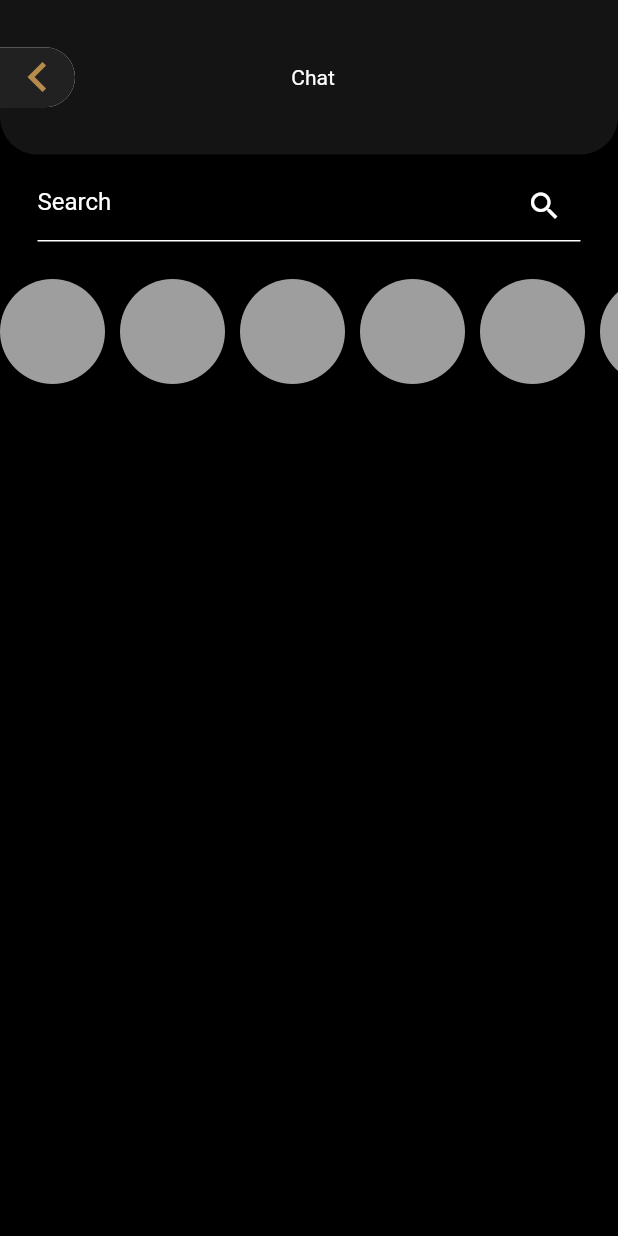
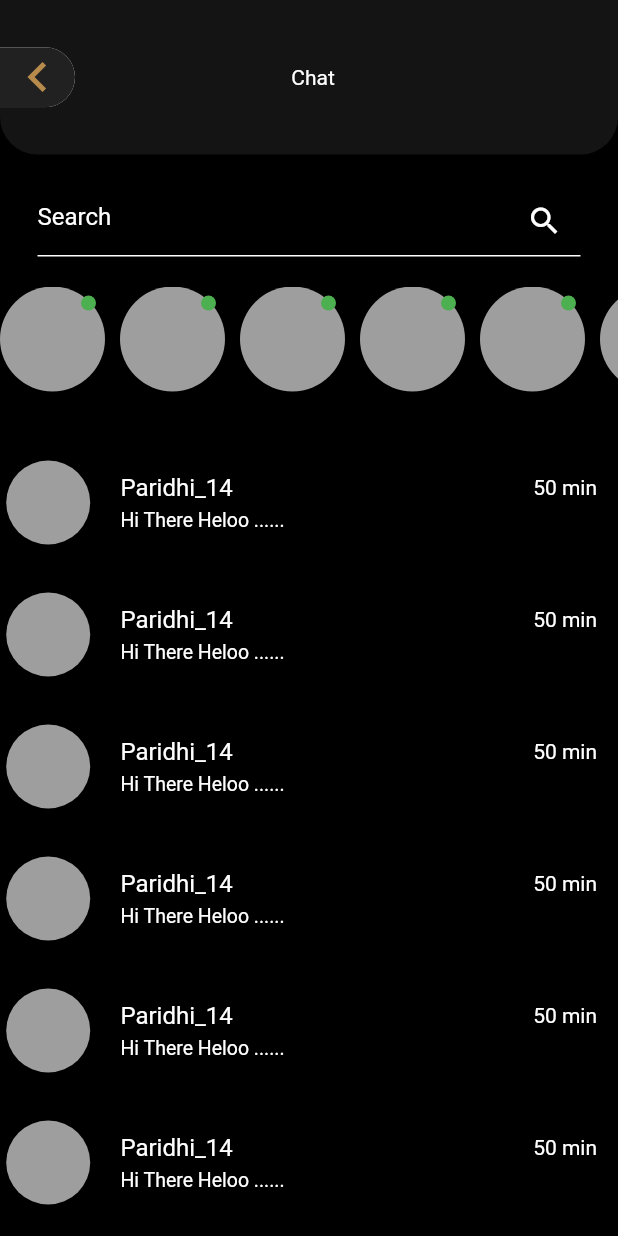
Before and after one commit to meetamin-19/ChatScreen, a Flutter app: the screen it shows after launch, on a phone screen of 412 x 824 dp. Run offline on Flutter 3.47's test engine with Material 2 defaults, Android fonts, the phone set to English and light mode, and no system bars.

Commit message:
Basic UI completed

```diff
--- a/lib/main.dart
+++ b/lib/main.dart
@@ -32,27 +32,42 @@ class MyHomePage extends StatefulWidget {
 // Color(0xff141414)
 
 class _MyHomePageState extends State<MyHomePage> {
+  bool check = true;
+  final FocusNode _focus = FocusNode();
+  final _searchController = TextEditingController();
+
+  @override
+  void initState() {
+    super.initState();
+    _focus.addListener(_onFocusChange);
+  }
+
+  @override
+  void dispose() {
+    super.dispose();
+    _focus.removeListener(_onFocusChange);
+    _focus.dispose();
+  }
+
+  void _onFocusChange() {
+    check = !check;
+    debugPrint("Focus: ${_focus.hasFocus.toString()}");
+  }
+
   @override
   Widget build(BuildContext context) {
     return SafeArea(
       child: Scaffold(
         backgroundColor: Colors.black,
         body: CustomScrollView(
+          keyboardDismissBehavior: ScrollViewKeyboardDismissBehavior.onDrag,
           slivers: [
             SliverAppBar(
               backgroundColor: Colors.black,
               collapsedHeight: 171,
-              // backgroundColor: Colors.,
-              // pinned: true,
               floating: true,
-              // title: const Text("Chat"),
-              // centerTitle: true,
-              // leading:
-              expandedHeight: 151,
-
               flexibleSpace: FlexibleSpaceBar(
                 background: Column(
-                  // mainAxisAlignment: MainAxisAlignment.end,
                   children: [
                     Container(
                       // padding: EdgeInsets.only(top: 20),
@@ -91,18 +106,20 @@ class _MyHomePageState extends State<MyHomePage> {
                         ],
                       ),
                     ),
-                    const Padding(
-                      padding: EdgeInsets.only(
-                          left: 25, right: 25, top: 10, bottom: 0),
+                    Padding(
+                      padding: const EdgeInsets.only(
+                          left: 25, right: 25, top: 20),
                       child: TextField(
-                        decoration: InputDecoration(
+                        focusNode: _focus,
+                        controller: _searchController,
+                        decoration: const InputDecoration(
                           hintText: "Search",
                           hintStyle: TextStyle(color: Colors.white),
                           enabledBorder: UnderlineInputBorder(
                             borderSide: BorderSide(color: Colors.white),
                           ),
                           focusedBorder: UnderlineInputBorder(
-                              borderSide: BorderSide(color: Colors.white)),
+                              borderSide: BorderSide(color: Colors.grey)),
                           suffixIcon: Icon(
                             Icons.search,
                             color: Colors.white,
@@ -118,6 +135,9 @@ class _MyHomePageState extends State<MyHomePage> {
                 ),
               ),
             ),
+            SliverToBoxAdapter(
+              child: SizedBox(height: 10,)
+            ),
             SliverAppBar(
               backgroundColor: Colors.black,
               pinned: true,
@@ -129,11 +149,27 @@ class _MyHomePageState extends State<MyHomePage> {
                     scrollDirection: Axis.horizontal,
                     itemCount: 10,
                     itemBuilder: (BuildContext context, int index) {
-                      return Container(
+                      return Stack(
+                        children: [
+                          InkWell(
+                            onTap: () {},
+                            child: Container(
                               height: 70,
                               width: 70,
                               decoration: const BoxDecoration(
                                   color: Colors.grey, shape: BoxShape.circle),
+                            ),
+                          ),
+                          Positioned(
+                            right: 6,
+                            top: 6,
+                            child: Container(
+                              height: 10,
+                              width: 10,
+                              decoration:BoxDecoration(color: Colors.green,shape: BoxShape.circle),
+                            ),
+                          )
+                        ],
                       );
                     },
                     separatorBuilder: (BuildContext context, int index) {
@@ -145,16 +181,49 @@ class _MyHomePageState extends State<MyHomePage> {
                 ),
               ),
             ),
+            SliverToBoxAdapter(
+              child: SizedBox(height: 20,),
+            ),
             SliverList(delegate: SliverChildBuilderDelegate(
               (context, index) {
-                return Card(
+                return InkWell(
+                  onTap: () { },
+                  child: Card(
                     color: Colors.black,
                     child: SizedBox(
-                    height: 100,
+                      height: 80,
                       // width: double.infinity,
-                    child: ListTile(
+                      child: Container(
+                        child:Row(
+                          children: [
+                            Expanded(flex: 1,child: Container(
+                              decoration: BoxDecoration(shape: BoxShape.circle,color: Colors.grey),
+                              height:56,
+                              width: 56,
+                              // color: Colors.grey,
+                            )),
+                            SizedBox(width: 10,),
+                            Expanded(flex: 6,child: Container(
+                              padding: EdgeInsets.symmetric(horizontal: 10),
+                                  child: Column(
+                                    mainAxisAlignment: MainAxisAlignment.center,
+                                    crossAxisAlignment: CrossAxisAlignment.start,
+                                    children: [
+                                      Row(mainAxisAlignment: MainAxisAlignment.spaceBetween,children: [
+                                        Text("Paridhi_14",style: TextStyle(color: Colors.white,fontSize: 16),),
+                                        Text("50 min",style: TextStyle(color: Colors.white,fontSize: 14),)
+                                      ],),
+                                      SizedBox(height: 5,),
+                                      Text("Hi There Heloo ......",style: TextStyle(color: Colors.white,fontSize: 13),),
+                                    ],
                                   ),
-                  ));
+                            ),)
+                          ],
+
+                        )
+                      ),
+                    )),
+                );
               },
             ))
           ],
```
Lines whose indentation alone changed are shown as unchanged.
